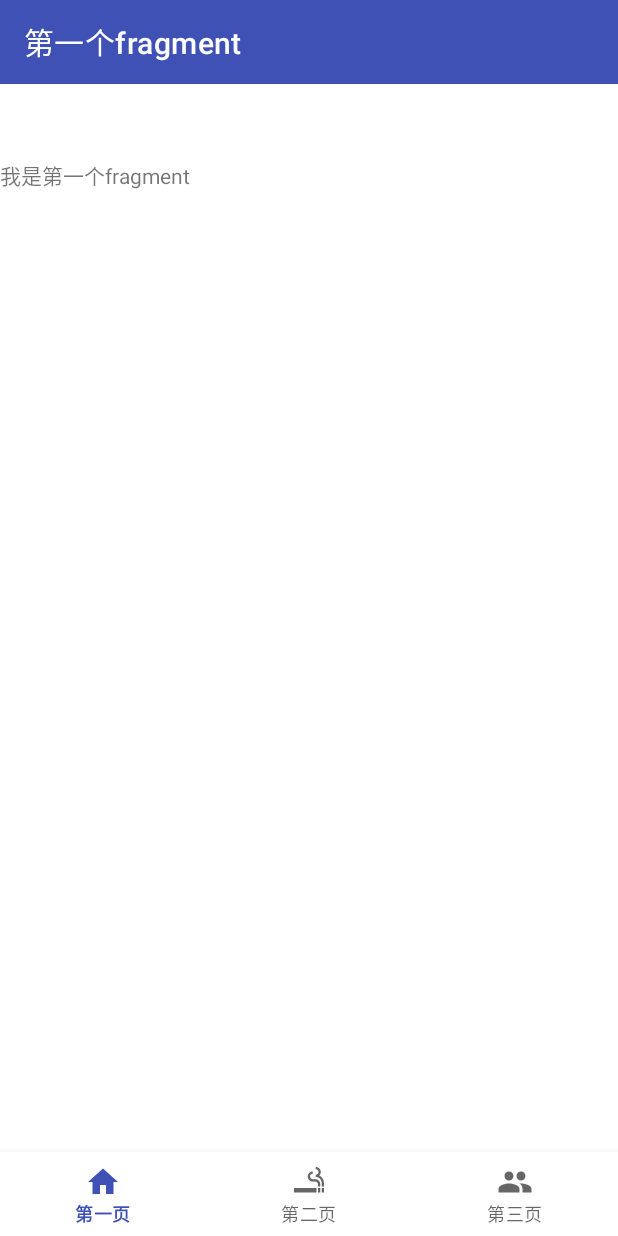
After one commit to shenyunchuan/scaffold, an Android app: the FirstFragment screen opened directly, with no data from a screen before it, on a phone screen of 412 x 824 dp. The commit adds this screen. Run offline under Robolectric (Android 15) with nearby library versions, the phone set to English and light mode, and no system bars.

Commit message:
实现导航栏

```diff
--- a/app/src/main/AndroidManifest.xml
+++ b/app/src/main/AndroidManifest.xml
@@ -13,6 +13,9 @@
         android:theme="@style/Theme.Scaffold"
         tools:targetApi="31">
         <activity
+            android:name=".NavigationActivity"
+            android:exported="false" />
+        <activity
             android:name=".MainActivity"
             android:exported="true">
             <intent-filter>
--- /dev/null
+++ b/app/src/main/java/com/example/scaffold/FirstFragment.java
@@ -0,0 +1,19 @@
+package com.example.scaffold;
+
+import android.os.Bundle;
+
+import androidx.fragment.app.Fragment;
+
+import android.view.LayoutInflater;
+import android.view.View;
+import android.view.ViewGroup;
+
+public class FirstFragment extends Fragment {
+
+
+    @Override
+    public View onCreateView(LayoutInflater inflater, ViewGroup container,
+                             Bundle savedInstanceState) {
+        return inflater.inflate(R.layout.fragment_first, container, false);
+    }
+}
--- /dev/null
+++ b/app/src/main/java/com/example/scaffold/NavigationActivity.java
@@ -0,0 +1,92 @@
+package com.example.scaffold;
+
+import android.os.Bundle;
+import android.view.MenuItem;
+
+import androidx.activity.EdgeToEdge;
+import androidx.annotation.NonNull;
+import androidx.appcompat.app.AppCompatActivity;
+import androidx.core.graphics.Insets;
+import androidx.core.view.ViewCompat;
+import androidx.core.view.WindowInsetsCompat;
+import androidx.fragment.app.FragmentTransaction;
+
+import com.google.android.material.bottomnavigation.BottomNavigationView;
+
+public class NavigationActivity extends AppCompatActivity {
+    private BottomNavigationView bottomNavigationView;
+    //定义Fragment
+    private FirstFragment firstFragment;
+    private SecondFragment secondFragment;
+    private ThridFragment thridFragment;
+
+    @Override
+    protected void onCreate(Bundle savedInstanceState) {
+        super.onCreate(savedInstanceState);
+        setContentView(R.layout.activity_navigation);
+
+        //初始化控件
+        bottomNavigationView = findViewById(R.id.bottomNavigationView);
+
+        //默认首页选中
+        selectedFragment(0);
+
+        //导航栏bottomNavigationView点击事件
+        bottomNavigationView.setOnNavigationItemSelectedListener(new BottomNavigationView.OnNavigationItemSelectedListener() {
+            @Override
+            public boolean onNavigationItemSelected(@NonNull MenuItem menuItem) {
+                //判断点击导航栏哪个按钮
+                if (menuItem.getItemId()==R.id.first){
+                    selectedFragment(0);
+                } else if (menuItem.getItemId()==R.id.second) {
+                    selectedFragment(1);
+                }else {
+                    selectedFragment(2);
+                }
+
+                return true;
+            }
+        });
+
+    }
+
+    private void selectedFragment(int positon) {
+        FragmentTransaction fragmentTransaction = getSupportFragmentManager().beginTransaction();
+        hiadeFragment(fragmentTransaction);
+        if (positon==0){
+            if (firstFragment==null) {
+                firstFragment = new FirstFragment();
+                fragmentTransaction.add(R.id.content, firstFragment);
+            }else{
+                fragmentTransaction.show(firstFragment);
+            }
+        } else if (positon==1) {
+            if (secondFragment==null){
+                secondFragment = new SecondFragment();
+                fragmentTransaction.add(R.id.content,secondFragment);
+            }else{
+                fragmentTransaction.show(secondFragment);
+            }
+        }else{
+            if (thridFragment==null){
+                thridFragment = new ThridFragment();
+                fragmentTransaction.add(R.id.content,thridFragment);
+            }else{
+                fragmentTransaction.show(thridFragment);
+            }
+        }
+        //提交，一定要
+        fragmentTransaction.commit();
+    }
+    private void hiadeFragment(FragmentTransaction fragmentTransaction){
+        if (firstFragment!=null){
+            fragmentTransaction.hide(firstFragment);
+        }
+        if (secondFragment!=null){
+            fragmentTransaction.hide(secondFragment);
+        }
+        if (thridFragment!=null){
+            fragmentTransaction.hide(thridFragment);
+        }
+    }
+}
--- /dev/null
+++ b/app/src/main/res/drawable/baseline_home_24.xml
@@ -0,0 +1,5 @@
+<vector xmlns:android="http://schemas.android.com/apk/res/android" android:height="24dp" android:tint="#000000" android:viewportHeight="24" android:viewportWidth="24" android:width="24dp">
+
+    <path android:fillColor="@android:color/white" android:pathData="M10,20v-6h4v6h5v-8h3L12,3 2,12h3v8z"/>
+
+</vector>
--- /dev/null
+++ b/app/src/main/res/drawable/baseline_people_24.xml
@@ -0,0 +1,5 @@
+<vector xmlns:android="http://schemas.android.com/apk/res/android" android:height="24dp" android:tint="#000000" android:viewportHeight="24" android:viewportWidth="24" android:width="24dp">
+
+    <path android:fillColor="@android:color/white" android:pathData="M16,11c1.66,0 2.99,-1.34 2.99,-3S17.66,5 16,5c-1.66,0 -3,1.34 -3,3s1.34,3 3,3zM8,11c1.66,0 2.99,-1.34 2.99,-3S9.66,5 8,5C6.34,5 5,6.34 5,8s1.34,3 3,3zM8,13c-2.33,0 -7,1.17 -7,3.5L1,19h14v-2.5c0,-2.33 -4.67,-3.5 -7,-3.5zM16,13c-0.29,0 -0.62,0.02 -0.97,0.05 1.16,0.84 1.97,1.97 1.97,3.45L17,19h6v-2.5c0,-2.33 -4.67,-3.5 -7,-3.5z"/>
+
+</vector>
--- /dev/null
+++ b/app/src/main/res/drawable/baseline_smoking_rooms_24.xml
@@ -0,0 +1,5 @@
+<vector xmlns:android="http://schemas.android.com/apk/res/android" android:height="24dp" android:tint="#000000" android:viewportHeight="24" android:viewportWidth="24" android:width="24dp">
+
+    <path android:fillColor="@android:color/white" android:pathData="M2,16h15v3L2,19zM20.5,16L22,16v3h-1.5zM18,16h1.5v3L18,19zM18.85,7.73c0.62,-0.61 1,-1.45 1,-2.38C19.85,3.5 18.35,2 16.5,2v1.5c1.02,0 1.85,0.83 1.85,1.85S17.52,7.2 16.5,7.2v1.5c2.24,0 4,1.83 4,4.07L20.5,15L22,15v-2.24c0,-2.22 -1.28,-4.14 -3.15,-5.03zM16.03,10.2L14.5,10.2c-1.02,0 -1.85,-0.98 -1.85,-2s0.83,-1.75 1.85,-1.75v-1.5c-1.85,0 -3.35,1.5 -3.35,3.35s1.5,3.35 3.35,3.35h1.53c1.05,0 1.97,0.74 1.97,2.05L18,15h1.5v-1.64c0,-1.81 -1.6,-3.16 -3.47,-3.16z"/>
+
+</vector>
--- /dev/null
+++ b/app/src/main/res/layout/activity_navigation.xml
@@ -0,0 +1,23 @@
+<?xml version="1.0" encoding="utf-8"?>
+<RelativeLayout xmlns:android="http://schemas.android.com/apk/res/android"
+    xmlns:app="http://schemas.android.com/apk/res-auto"
+    xmlns:tools="http://schemas.android.com/tools"
+    android:id="@+id/main"
+    android:layout_width="match_parent"
+    android:layout_height="match_parent"
+    tools:context=".NavigationActivity">
+
+    <FrameLayout
+        android:id="@+id/content"
+        android:layout_width="match_parent"
+        android:layout_height="match_parent"
+        android:layout_above="@+id/bottomNavigationView" />
+
+    <com.google.android.material.bottomnavigation.BottomNavigationView
+        android:id="@+id/bottomNavigationView"
+        android:layout_width="match_parent"
+        android:layout_height="wrap_content"
+        android:layout_alignParentBottom="true"
+        app:menu="@menu/navigation"/>
+
+</RelativeLayout>
--- /dev/null
+++ b/app/src/main/res/layout/fragment_first.xml
@@ -0,0 +1,23 @@
+<?xml version="1.0" encoding="utf-8"?>
+<androidx.appcompat.widget.LinearLayoutCompat xmlns:android="http://schemas.android.com/apk/res/android"
+    xmlns:tools="http://schemas.android.com/tools"
+    android:layout_width="match_parent"
+    android:layout_height="match_parent"
+    xmlns:app="http://schemas.android.com/apk/res-auto"
+    android:orientation="vertical"
+    tools:context=".FirstFragment">
+
+    <androidx.appcompat.widget.Toolbar
+        android:layout_width="match_parent"
+        android:layout_height="wrap_content"
+        android:background="@color/my_light_primary"
+        app:title="第一个fragment"
+        app:titleTextColor="@color/white"/>
+
+    <TextView
+        android:layout_width="wrap_content"
+        android:layout_height="wrap_content"
+        android:text="我是第一个fragment"
+        android:layout_marginTop="50dp"/>
+
+</androidx.appcompat.widget.LinearLayoutCompat>
--- /dev/null
+++ b/app/src/main/res/menu/navigation.xml
@@ -0,0 +1,21 @@
+<?xml version="1.0" encoding="utf-8"?>
+<menu xmlns:android="http://schemas.android.com/apk/res/android">
+
+    <item
+        android:id="@+id/first"
+        android:title="第一页"
+        android:icon="@drawable/baseline_home_24">
+    </item>
+
+    <item
+        android:id="@+id/second"
+        android:title="第二页"
+        android:icon="@drawable/baseline_smoking_rooms_24">
+    </item>
+
+    <item
+        android:id="@+id/thrid"
+        android:title="第三页"
+        android:icon="@drawable/baseline_people_24">
+    </item>
+</menu>
--- a/app/src/main/res/values/colors.xml
+++ b/app/src/main/res/values/colors.xml
@@ -2,4 +2,5 @@
 <resources>
     <color name="black">#FF000000</color>
     <color name="white">#FFFFFFFF</color>
+    <color name="my_light_primary">#3F51B5</color>
 </resources>
--- a/app/src/main/res/values/strings.xml
+++ b/app/src/main/res/values/strings.xml
@@ -1,3 +1,5 @@
 <resources>
     <string name="app_name">scaffold</string>
+    <!-- TODO: Remove or change this placeholder text -->
+    <string name="hello_blank_fragment">Hello blank fragment</string>
 </resources>
--- a/app/src/main/res/values/themes.xml
+++ b/app/src/main/res/values/themes.xml
@@ -1,8 +1,14 @@
 <resources xmlns:tools="http://schemas.android.com/tools">
     <!-- Base application theme. -->
-    <style name="Base.Theme.Scaffold" parent="Theme.Material3.DayNight.NoActionBar">
-        <!-- Customize your light theme here. -->
-        <!-- <item name="colorPrimary">@color/my_light_primary</item> -->
+    <!-- Theme.Material3.DayNight.NoActionBar -->
+    <!-- 使用这个可以点击变色 Theme.MaterialComponents.Light.NoActionBar -->
+    <style name="Base.Theme.Scaffold" parent="Theme.MaterialComponents.Light.NoActionBar">
+
+        <item name="colorPrimary">@color/my_light_primary</item>
+
+        <!-- 加上这些属性变色效果-->
+        <item name="colorPrimaryVariant">@color/my_light_primary</item>
+        <item name="colorOnPrimary">@color/white</item>
     </style>
 
     <style name="Theme.Scaffold" parent="Base.Theme.Scaffold" />
```
Also changed, not shown: app/src/main/java/com/example/scaffold/MainActivity.java (+13 -1 lines), app/src/main/java/com/example/scaffold/SecondFragment.java (added, +20 -0 lines), app/src/main/java/com/example/scaffold/ThridFragment.java (added, +19 -0 lines), app/src/main/res/layout/activity_main.xml (+7 -0 lines), app/src/main/res/layout/fragment_second.xml (added, +23 -0 lines), app/src/main/res/layout/fragment_thrid.xml (added, +23 -0 lines).
